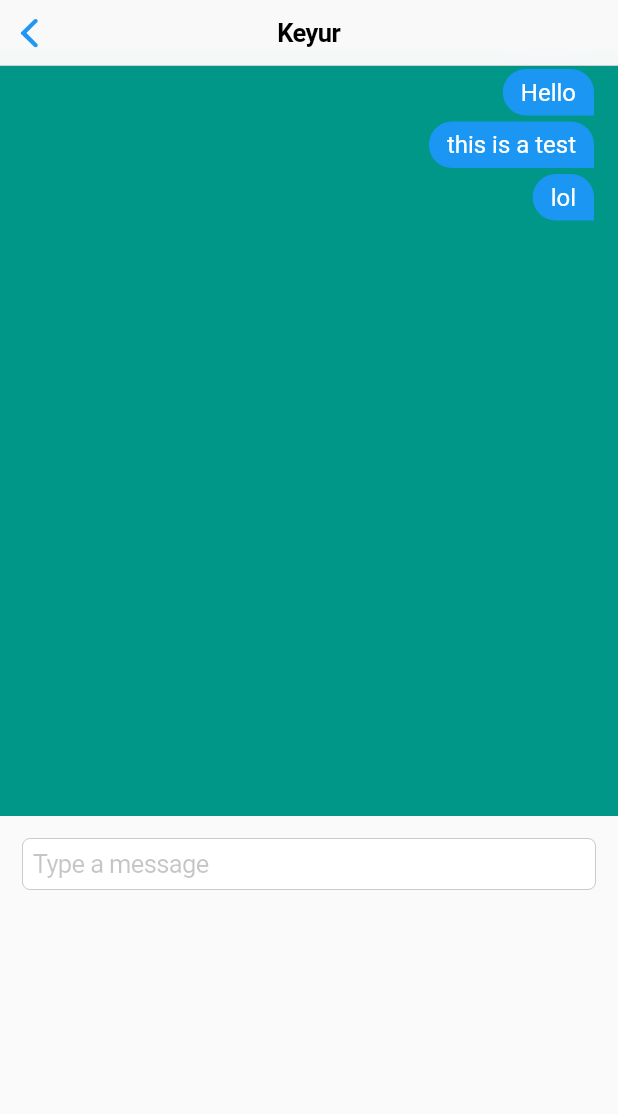
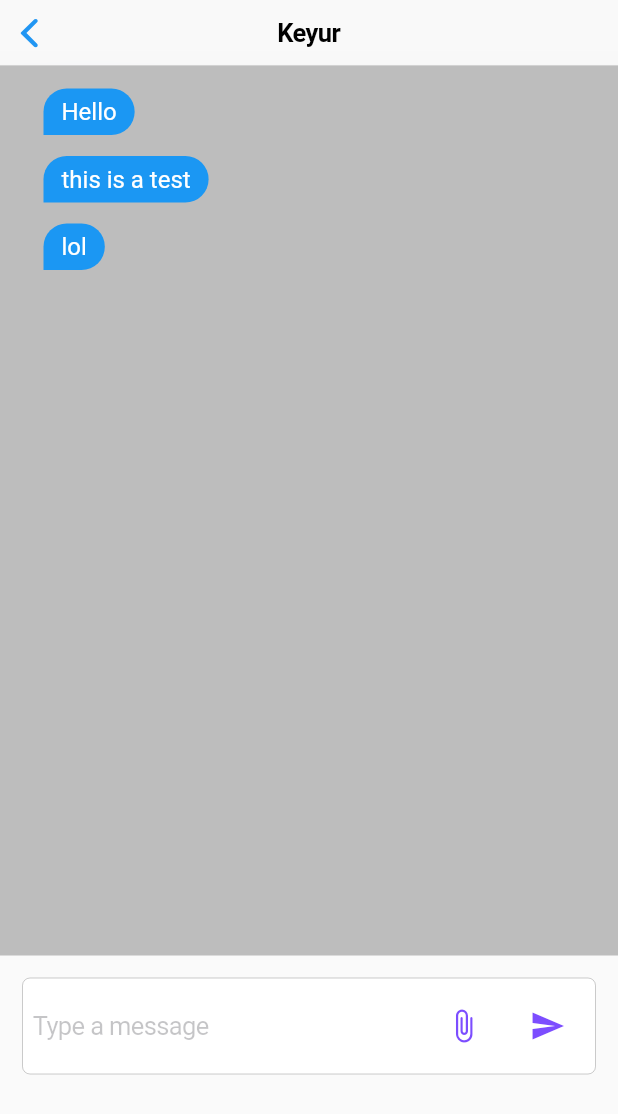
Before and after one commit to platinumpizza29/Project-X-App, a Flutter app: the screen it shows after launch, after a tap on "Keyur", on a phone screen of 412 x 824 dp. Shown: the top 1114 px of the screen. Run offline on Flutter 3.47's test engine with Material 2 defaults, Android fonts, the light colour scheme and no system bars; our stand-ins replace chat_bubbles, file_picker, lottie; missing offline and left inert: grpc, protobuf.

Commit message:
Chat Page minor chat updates

```diff
--- a/lib/Pages/ChatPage.dart
+++ b/lib/Pages/ChatPage.dart
@@ -1,11 +1,20 @@
 // ignore_for_file: prefer_const_constructors, prefer_const_literals_to_create_immutables, prefer_typing_uninitialized_variables, unnecessary_null_comparison, prefer_if_null_operators
 
 import 'package:chat_bubbles/chat_bubbles.dart';
+import 'package:file_picker/file_picker.dart';
 import 'package:flutter/cupertino.dart';
 import 'package:flutter/material.dart';
+import 'package:grpc/grpc.dart';
+import 'package:lottie/lottie.dart';
+
+import '../generated/message.pbgrpc.dart';
 
 class ChatPage extends StatefulWidget {
-  const ChatPage({super.key, required this.messages, required this.keys});
+  const ChatPage({
+    super.key,
+    required this.messages,
+    required this.keys,
+  });
   final List<String> messages;
   final keys;
 
@@ -14,6 +23,81 @@ class ChatPage extends StatefulWidget {
 }
 
 class _ChatPageState extends State<ChatPage> {
+  TextEditingController messageController = TextEditingController();
+  var sendMessage = "";
+  var isLoading = false;
+  var result;
+
+  Future<void> ChatService() async {
+    final channel = ClientChannel(
+      '18.133.75.244',
+      port: 8081,
+      options: ChannelOptions(
+        credentials: ChannelCredentials.insecure(),
+      ),
+    );
+    final stub = ChatMessageServiceClient(channel);
+
+    var input = ChatMessageRequest();
+    input.id = widget.keys;
+    input.message = messageController.text;
+    var lol = Stream.value(input);
+    try {
+      final response = stub.chat(lol);
+      await for (var v in response) {
+        setState(() {
+          var message1 = v.message;
+          widget.messages.add(message1);
+        });
+      }
+      // print('Greeter client received: ${response}');
+    } catch (e) {
+      print('Caught error: $e');
+    }
+    await channel.shutdown();
+  }
+
+  handleClick() {
+    if (widget.messages == null) {
+      return Center(
+        child: Lottie.asset('images/chatting.json',
+            height: MediaQuery.of(context).size.height / 2,
+            width: MediaQuery.of(context).size.width / 2),
+      );
+    } else {
+      return Column(
+        children: widget.keys
+            .map<Widget>((e) => Padding(
+                  padding: const EdgeInsets.all(10.0),
+                  // child: SizedBox(
+                  //   height: 50,
+                  //   width: MediaQuery.of(context).size.width / 4,
+                  //   child: Card(
+                  //     child: ListTile(
+                  //       title: Text(e),
+                  //       leading: Icon(
+                  //         CupertinoIcons.person_alt_circle,
+                  //         color: Colors.deepPurpleAccent,
+                  //       ),
+                  //     ),
+                  //   ),
+                  // ),
+                  child: Align(
+                    alignment: Alignment.centerLeft,
+                    child: BubbleSpecialOne(
+                      text: messageController.text,
+                      color: Color(0xFF1B97F3),
+                      tail: true,
+                      isSender: false,
+                      textStyle: TextStyle(color: Colors.white, fontSize: 16),
+                    ),
+                  ),
+                ))
+            .toList(),
+      );
+    }
+  }
+
   @override
   void initState() {
     // TODO: implement initState
@@ -26,34 +110,61 @@ class _ChatPageState extends State<ChatPage> {
       appBar: CupertinoNavigationBar(
         middle: Text(widget.keys),
       ),
-      body: Column(
+      body: SafeArea(
+        child: Column(
           children: [
             Container(
-            height: 500,
-            width: double.infinity,
-            color: Colors.teal,
+              color: Colors.grey.shade400,
+              height: MediaQuery.of(context).size.height - 231,
+              width: MediaQuery.of(context).size.width,
+              child: Padding(
+                padding: const EdgeInsets.all(8.0),
                 child: ListView.builder(
-              itemCount: widget.messages == null ? 5 : widget.messages.length,
+                  itemCount:
+                      widget.messages == null ? 5 : widget.messages.length,
                   itemBuilder: (context, index) {
-                return BubbleSpecialThree(
+                    return Padding(
+                      padding: const EdgeInsets.all(5.0),
+                      child: BubbleSpecialOne(
                         text: widget.messages[index].toString(),
                         color: Color(0xFF1B97F3),
                         tail: true,
+                        isSender: false,
                         textStyle: TextStyle(color: Colors.white, fontSize: 16),
+                      ),
                     );
                   },
                 ),
               ),
+            ),
             Padding(
               padding: const EdgeInsets.all(15.0),
-            child: Align(
-              alignment: Alignment.bottomCenter,
               child: CupertinoTextField(
+                  controller: messageController,
+                  keyboardType: TextInputType.text,
                   placeholder: "Type a message",
-              ),
-            ),
+                  suffix: ButtonBar(
+                    children: [
+                      IconButton(
+                          onPressed: () {},
+                          icon: Icon(
+                            Icons.attach_file_rounded,
+                            color: Colors.deepPurpleAccent,
+                          )),
+                      IconButton(
+                          onPressed: () {
+                            ChatService();
+                            messageController.clear();
+                          },
+                          icon: Icon(
+                            Icons.send,
+                            color: Colors.deepPurpleAccent,
+                          )),
+                    ],
+                  )),
             )
           ],
+        ),
       ),
     );
   }
```
Also changed, not shown: lib/Pages/LoginPage.dart (added, +17 -0 lines), pubspec.yaml (+6 -4 lines), lib/generated/message.pb.dart (added), lib/generated/message.pbenum.dart (added), lib/generated/message.pbgrpc.dart (added), lib/generated/message.pbjson.dart (added), pubspec.lock, 7 other files. Lines whose indentation alone changed are shown as unchanged.
